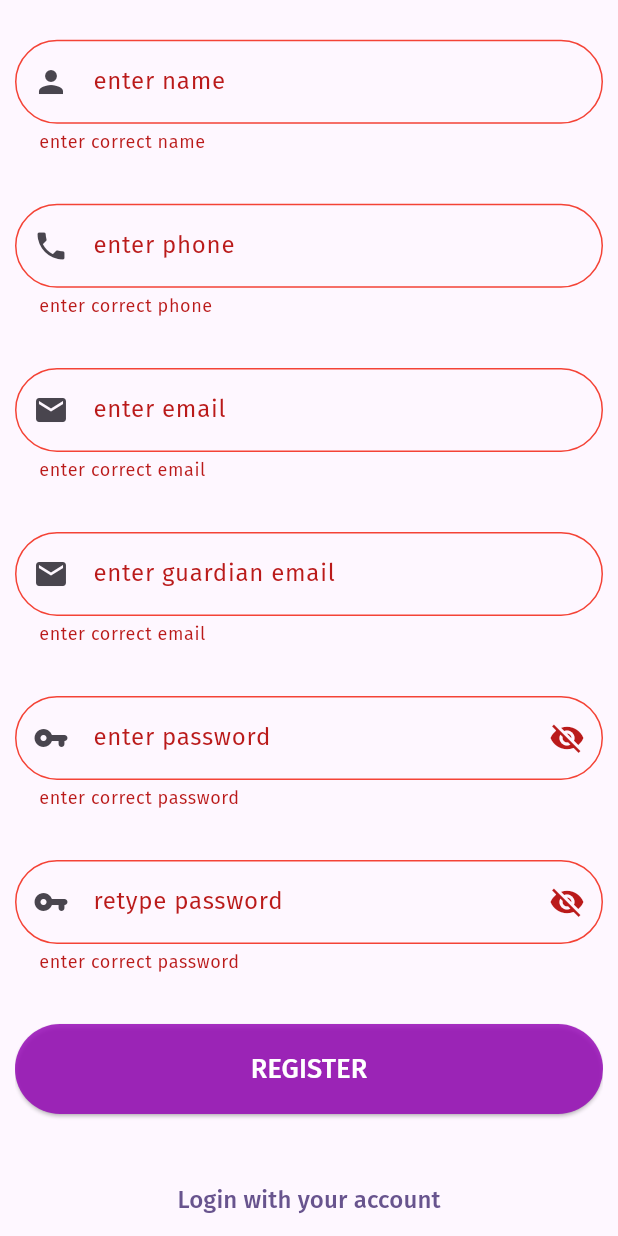
After one commit to tiri39/SheSafe, a Flutter app: the RegisterChildScreen screen opened directly, scrolled down 254 dp, after a tap on "REGISTER", on a phone screen of 412 x 824 dp. The commit adds this screen. Run offline on Flutter 3.47's test engine with Material 3 defaults, Android fonts, the light colour scheme and no system bars; our stand-ins replace carousel_slider, fluttertoast, google_fonts, webview_flutter; missing offline and left inert: flutter_phone_direct_caller.

Commit message:
added child register screen

```diff
--- a/lib/login_screen.dart
+++ b/lib/login_screen.dart
@@ -5,6 +5,7 @@ import 'package:shesafe/components/custom_textfield.dart';
 import 'package:shesafe/components/primary_button.dart';
 import 'package:shesafe/components/secondary_button.dart';
 import 'package:shesafe/utils/constants.dart';
+import 'package:shesafe/widgets/register_child.dart';
 
 class LoginScreen extends StatefulWidget{
 
@@ -55,7 +56,7 @@ class _LoginScreenState extends State<LoginScreen> {
               ),
 
               Container(
-                height: MediaQuery.of(context).size.height*0.4,
+                height: MediaQuery.of(context).size.height*0.55,
                   child: Form(
                     key: _formKey,
                     child: Column(
@@ -100,7 +101,7 @@ class _LoginScreenState extends State<LoginScreen> {
 
                       ),
                       PrimaryButton(
-                        title: 'Register',
+                        title: 'LOGIN',
                         onPressed: (){
                           if(_formKey.currentState!.validate()){
                           _onSubmit();}
@@ -123,7 +124,10 @@ class _LoginScreenState extends State<LoginScreen> {
                    ),
               ),
 
-              SecondaryButton(title: "Register new user", onPressed: (){},),
+              SecondaryButton(title: "Register new user", onPressed: (){
+                goTo(context, RegisterChildScreen());
+
+              },),
             ],
           ),
         ),),
--- a/lib/utils/constants.dart
+++ b/lib/utils/constants.dart
@@ -1,3 +1,11 @@
 import 'dart:ui';
 
+import 'package:flutter/material.dart';
+import 'package:flutter/widgets.dart';
+
 Color primaryColor = Color.fromARGB(214, 150, 9, 182);
+
+
+void goTo(BuildContext context, Widget nextScreen) {
+  Navigator.push(context, MaterialPageRoute(builder: (context) => nextScreen));
+}
--- /dev/null
+++ b/lib/widgets/register_child.dart
@@ -0,0 +1,193 @@
+import 'package:flutter/material.dart';
+import 'package:shesafe/components/custom_textfield.dart';
+import 'package:shesafe/components/primary_button.dart';
+import 'package:shesafe/components/secondary_button.dart';
+import 'package:shesafe/login_screen.dart';
+import 'package:shesafe/utils/constants.dart';
+
+class RegisterChildScreen extends StatefulWidget{
+  @override
+  State<RegisterChildScreen> createState() => _RegisterChildScreenState();
+}
+
+class _RegisterChildScreenState extends State<RegisterChildScreen> {
+  bool isPasswordShown = true;
+
+  final _formKey = GlobalKey<FormState>();
+
+  final _formData = Map<String, Object>();
+
+  _onSubmit(){
+    _formKey.currentState!.save();
+    print(_formData['email']);
+    print(_formData['password']);
+  }
+
+  @override
+  Widget build(BuildContext context){
+    return Scaffold(
+      body: SafeArea(
+        child: Padding(
+          padding: const EdgeInsets.symmetric(horizontal: 10),
+          child: SingleChildScrollView(
+            child: Column(
+              children: [
+                Container(
+                      height: MediaQuery.of(context).size.height*0.3,
+                        child: Column(
+                          mainAxisAlignment: MainAxisAlignment.spaceEvenly,
+                          children: [
+                          Text(
+                              "REGISTER AS CHILD",
+                              style: TextStyle(
+                              fontSize: 20,
+                              color: primaryColor,
+                              fontWeight: FontWeight.bold,
+                              ),
+                            ),
+                          Image.asset(
+                            'assets/logo.png',
+                            height: 135,
+                            width: 150,
+                            ),
+                          ],
+                        ),
+                    ),
+              Container(
+                  height: MediaQuery.of(context).size.height*0.95,
+                    child: Form(
+                      key: _formKey,
+                      child: Column(
+                        mainAxisAlignment: MainAxisAlignment.spaceEvenly,
+                        children: [
+                          CustomTextField(
+                            hint: 'enter name',
+                            textInputAction: TextInputAction.next,
+                            keyboardtype: TextInputType.name,
+                            prefix: Icon(Icons.person),
+                            onsave: (name){
+                              _formData['name'] = name ?? "";
+                            },
+                            validate: (name){
+                              if(name!.isEmpty || name.length<3){
+                                return 'enter correct name';
+                              }
+                              return null;
+                            },
+                          ),
+                          CustomTextField(
+                            hint: 'enter phone',
+                            textInputAction: TextInputAction.next,
+                            keyboardtype: TextInputType.phone,
+                            prefix: Icon(Icons.phone),
+                            onsave: (phone){
+                              _formData['phone'] = phone ?? "";
+                            },
+                            validate: (phone){
+                              if(phone!.isEmpty || phone.length<11){
+                                return 'enter correct phone';
+                              }
+                              return null;
+                            },
+                          ),
+                          CustomTextField(
+                            hint: 'enter email',
+                            textInputAction: TextInputAction.next,
+                            keyboardtype: TextInputType.emailAddress,
+                            prefix: Icon(Icons.email),
+                            onsave: (email){
+                              _formData['email'] = email ?? "";
+                            },
+                            validate: (email){
+                              if(email!.isEmpty || email.length<3 || !email.contains('@')){
+                                return 'enter correct email';
+                              }
+                              return null;
+                            },
+                          ),
+                          CustomTextField(
+                            hint: 'enter guardian email',
+                            textInputAction: TextInputAction.next,
+                            keyboardtype: TextInputType.emailAddress,
+                            prefix: Icon(Icons.email),
+                            onsave: (gemail){
+                              _formData['gemail'] = gemail ?? "";
+                            },
+                            validate: (gemail){
+                              if(gemail!.isEmpty || gemail.length<3 || !gemail.contains('@')){
+                                return 'enter correct email';
+                              }
+                              return null;
+                            },
+                          ),
+                          CustomTextField(
+                          hint: 'enter password',
+                          prefix: Icon(Icons.vpn_key_rounded),
+                          onsave: (password){
+                            _formData['password'] = password ?? "";
+                           },
+                          validate: (password){
+                              if(password!.isEmpty || password.length<7){
+                                return 'enter correct password';
+                              }
+                              return null;
+                            },
+                          suffix: IconButton(onPressed: (){
+                            setState(() {
+                              isPasswordShown = !isPasswordShown;
+
+                            });
+
+                          }, icon: isPasswordShown
+                            ? Icon(Icons.visibility_off)
+                            : Icon(Icons.visibility)),
+
+                        ),
+                        CustomTextField(
+                          hint: 'retype password',
+                          prefix: Icon(Icons.vpn_key_rounded),
+                          onsave: (password){
+                            _formData['password'] = password ?? "";
+                           },
+                          validate: (password){
+                              if(password!.isEmpty || password.length<7){
+                                return 'enter correct password';
+                              }
+                              return null;
+                            },
+                          suffix: IconButton(onPressed: (){
+                            setState(() {
+                              isPasswordShown = !isPasswordShown;
+
+                            });
+
+                          }, icon: isPasswordShown
+                            ? Icon(Icons.visibility_off)
+                            : Icon(Icons.visibility)),
+
+                        ),
+                        PrimaryButton(
+                          title: 'REGISTER',
+                          onPressed: (){
+                            if(_formKey.currentState!.validate()){
+                            _onSubmit();}
+                          },
+                        ),
+                        ],
+                      ),
+                    ),
+                ),
+
+
+                SecondaryButton(title: "Login with your account", onPressed: (){
+                  goTo(context, LoginScreen());
+
+                },),
+              ],
+            ),
+          ),
+        ),
+      ),
+    );
+  }
+}
```
